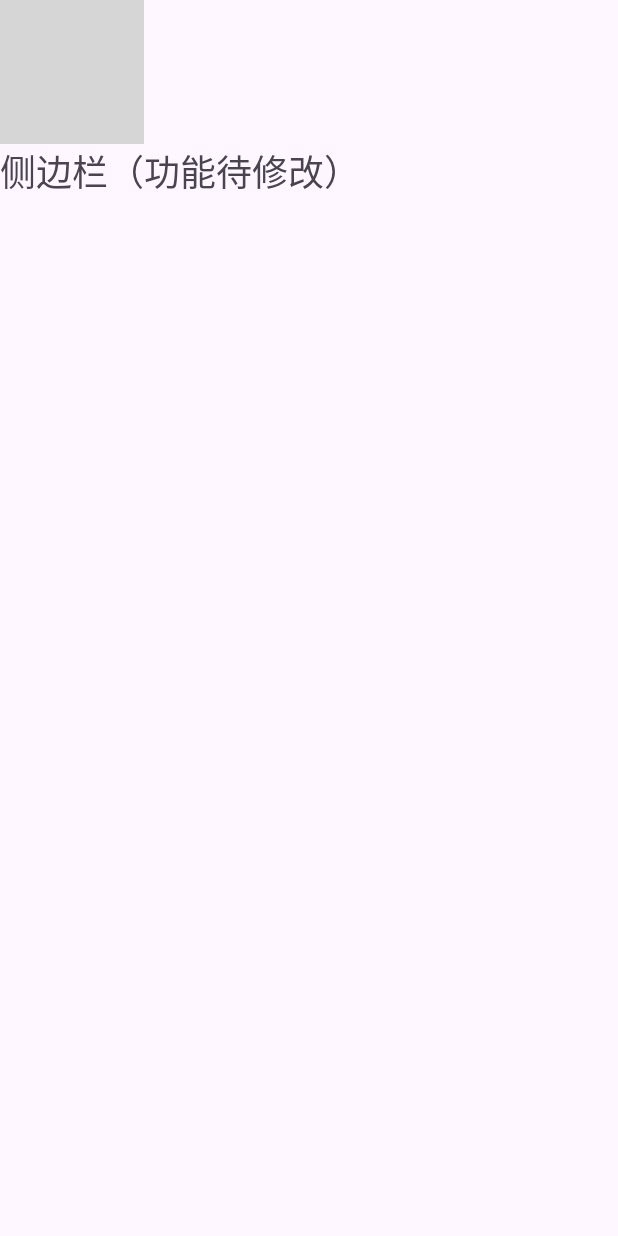
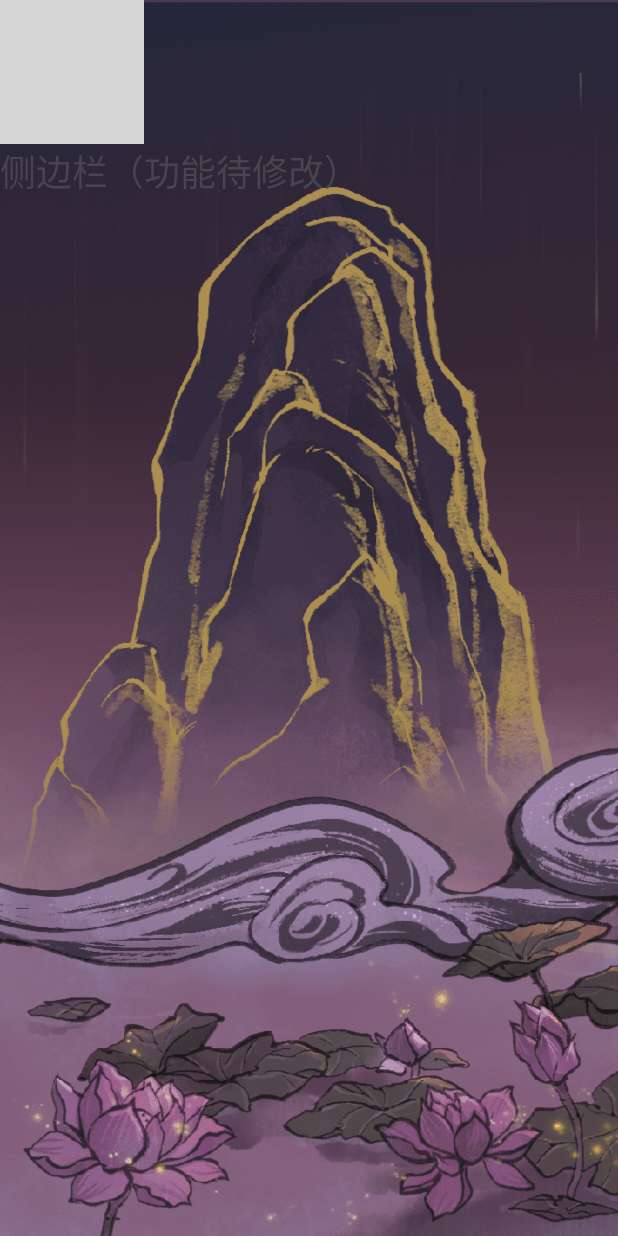
Before and after one commit to IavaI/memo, an Android app: the layout navi_head_layout.xml on its own in the app's theme, with its tools: preview values and no code run, on a phone screen of 412 x 824 dp. Run offline under Robolectric (Android 15) with nearby library versions, the phone set to English and light mode, and no system bars; grey boxes are pictures that could not be loaded.

Commit message:
调整了界面图片
优化了界面图片

```diff
--- a/app/src/main/res/layout/activity_main.xml
+++ b/app/src/main/res/layout/activity_main.xml
@@ -18,7 +18,7 @@
     android:id="@+id/main"
     android:layout_width="match_parent"
     android:layout_height="match_parent"
-    android:background="@drawable/background_mainscreen"
+    android:background="@drawable/background_managescreen"
     android:gravity="center_vertical|center_horizontal"
     android:orientation="vertical"
     android:padding="60dp"
--- a/app/src/main/res/layout/activity_manage.xml
+++ b/app/src/main/res/layout/activity_manage.xml
@@ -6,6 +6,7 @@
     android:id="@+id/manage"
     android:layout_width="match_parent"
     android:layout_height="match_parent"
+    android:background="@drawable/background_mainscreen"
     tools:context=".activity.ManageActivity">
 
     <!-- 包含Toolbar的主内容布局 -->
--- a/app/src/main/res/layout/navi_head_layout.xml
+++ b/app/src/main/res/layout/navi_head_layout.xml
@@ -4,7 +4,10 @@
     android:orientation="vertical"
     android:id="@+id/navi_head"
     android:layout_width="match_parent"
-    android:layout_height="match_parent">
+    android:layout_height="match_parent"
+    android:background="@drawable/background_navigation"
+    android:adjustViewBounds="true"
+    android:scaleType="fitXY">
     <ImageView
         android:layout_width="wrap_content"
         android:layout_height="wrap_content"
```
Also changed, not shown: app/src/main/res/drawable/background_mainscreen.png, app/src/main/res/drawable/background_managescreen.png (added), app/src/main/res/drawable/background_navigation.png (added).
